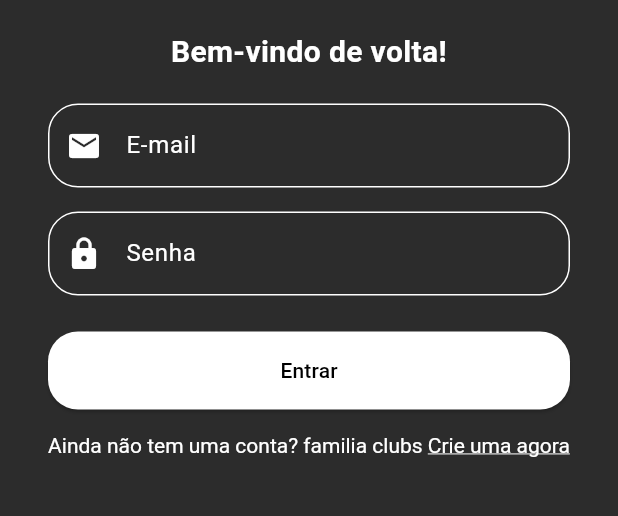
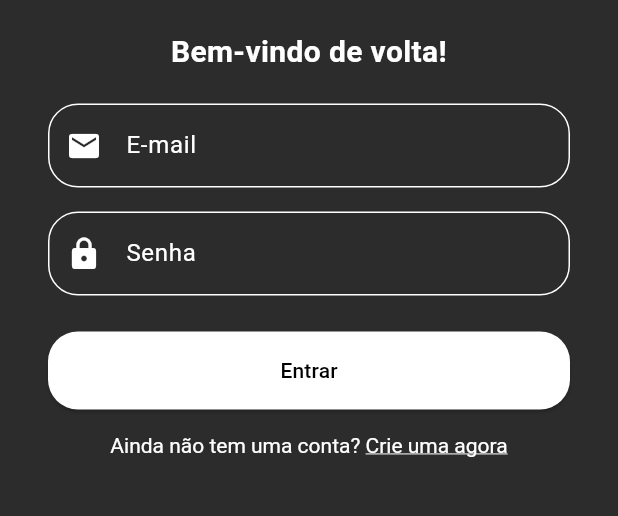
Before and after one commit to marcivonfilho/app_ventos, a Flutter app: the screen it shows after launch, on a phone screen of 412 x 824 dp, the part 378-894 px from its top. Run offline on Flutter 3.47's test engine with Material 3 defaults, Android fonts, the phone set to English and light mode, and no system bars; our stand-ins replace email_validator.

Commit message:
Correção login

```diff
--- a/lib/views/login.dart
+++ b/lib/views/login.dart
@@ -75,8 +75,7 @@ class _LoginPageState extends State<LoginPage> {
                       color: Colors.white,
                     ),
                     children: [
-                      const TextSpan(
-                          text: 'Ainda não tem uma conta? familia clubs '),
+                      const TextSpan(text: 'Ainda não tem uma conta? '),
                       TextSpan(
                         text: 'Crie uma agora',
                         style: const TextStyle(
```
